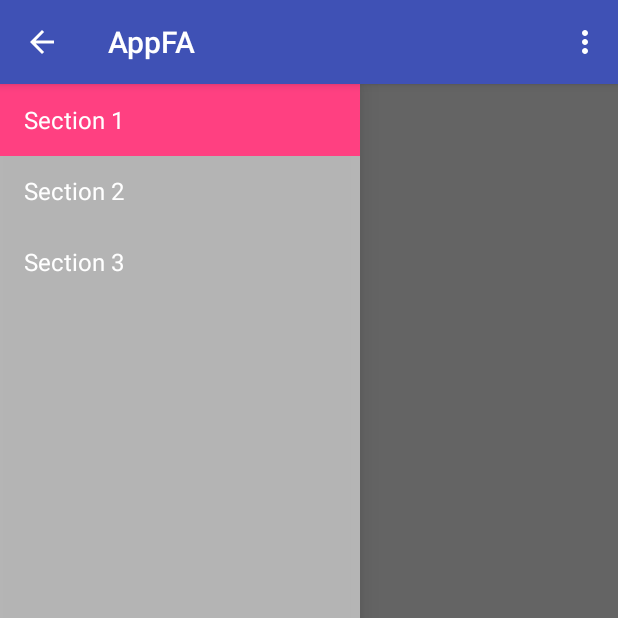
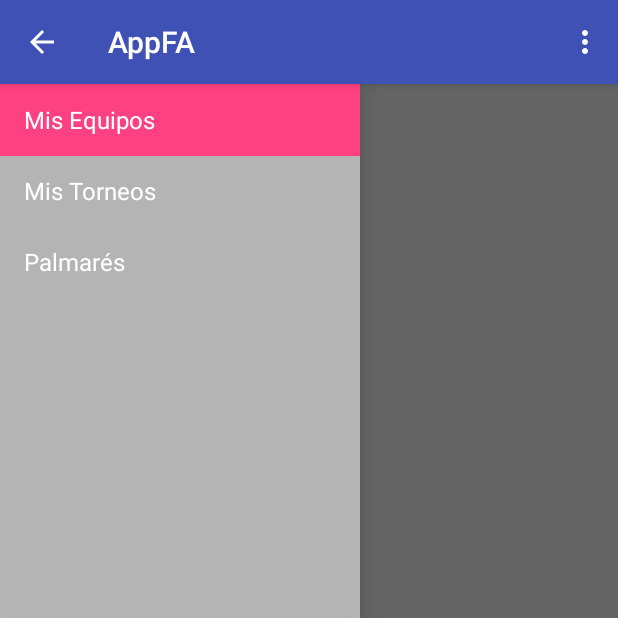
Before and after one commit to mgigena/appfa, an Android app: the MainActivity screen opened directly, with no data from a screen before it, on a phone screen of 412 x 824 dp, the top half of it. Run offline under Robolectric (Android 15) with nearby library versions, the phone set to English and light mode, and no system bars; 2 statements that could not run were skipped.

Commit message:
Add Sections to drawer
- Se añaden las secciones Mis Equipos, MisTorneos, Palmarés y Cerrar Sesón
al Drawer

```diff
--- a/app/src/main/java/com/appfa/android/main/MainActivity.java
+++ b/app/src/main/java/com/appfa/android/main/MainActivity.java
@@ -61,7 +61,11 @@ public class MainActivity extends AppCompatActivity
             case 3:
                 title = getString(R.string.title_section3);
                 break;
+            case 4:
+                title = getString(R.string.title_section4);
+                break;
         }
+        restoreActionBar();
     }
 
     public void restoreActionBar() {
--- a/app/src/main/res/values/strings.xml
+++ b/app/src/main/res/values/strings.xml
@@ -22,9 +22,13 @@
     <string name="error_data_required">* dato es obligatorio</string>
     <string name="error_passwords_do_not_match">las contraseñas no coinciden</string>
     <string name="title_activity_main">MainActivity</string>
-    <string name="title_section1">Section 1</string>
-    <string name="title_section2">Section 2</string>
-    <string name="title_section3">Section 3</string>
+
+    <!--MAIN SCREEN-->
+    <!--DRAWER-->
+    <string name="title_section1">Mis Equipos</string>
+    <string name="title_section2">Mis Torneos</string>
+    <string name="title_section3">Palmarés</string>
+    <string name="title_section4">Cerrar Sesión</string>
 
     <string name="navigation_drawer_open">Open navigation drawer</string>
     <string name="navigation_drawer_close">Close navigation drawer</string>
@@ -32,4 +36,5 @@
     <string name="action_example">Example action</string>
 
     <string name="action_settings">Settings</string>
+    <!--/DRAWER-->
 </resources>
```
